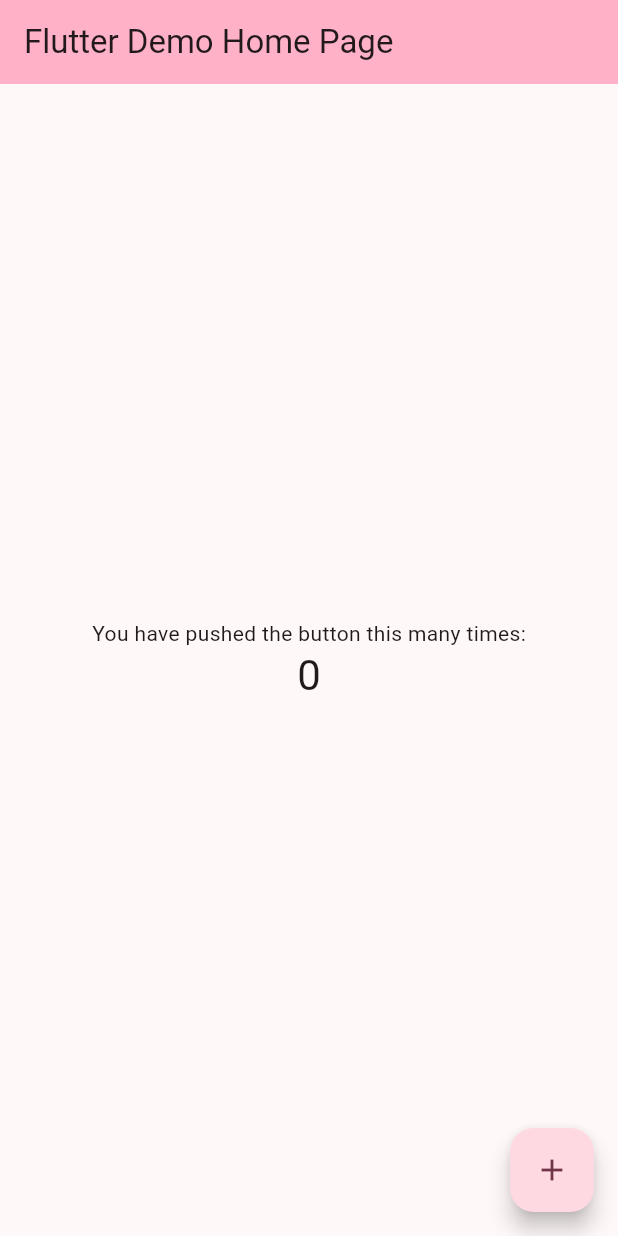
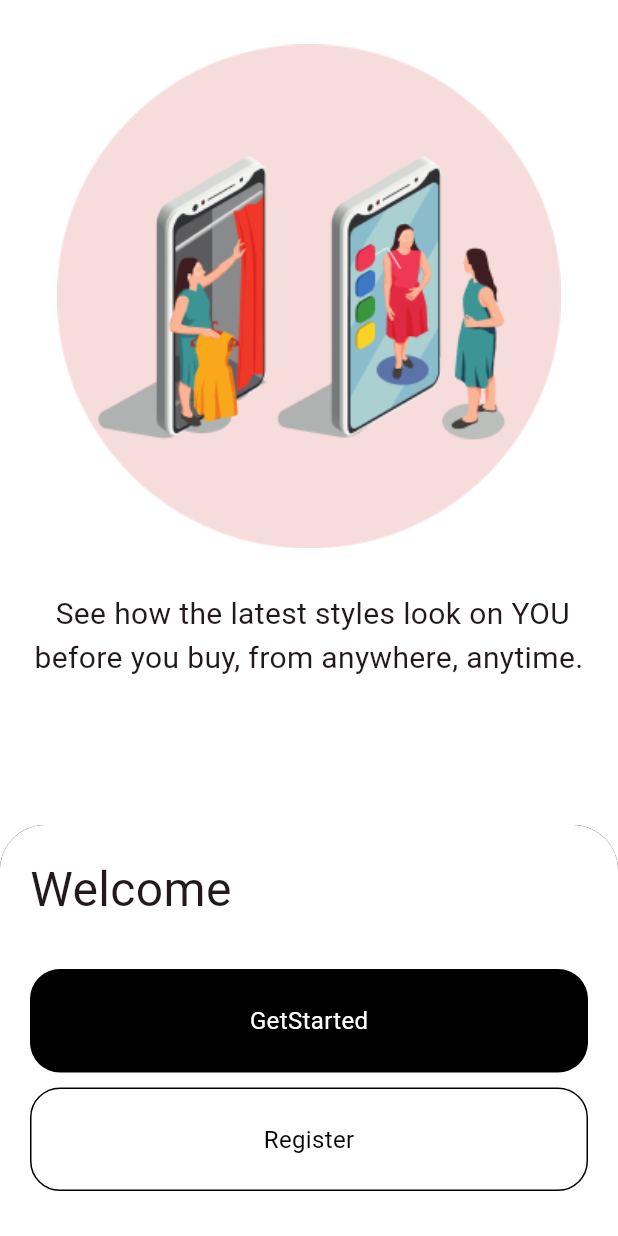
Before and after one commit to k-alaya9/fashion_app_front-end, a Flutter app: the screen it shows after launch, on a phone screen of 412 x 824 dp. Run offline on Flutter 3.47's test engine with Material 3 defaults, Android fonts, the light colour scheme and no system bars; our stand-ins replace get.

Commit message:
adding introduction screen

```diff
--- /dev/null
+++ b/lib/controller/introductionController.dart
@@ -0,0 +1,36 @@
+import 'dart:async';
+
+import 'package:flutter/material.dart';
+import 'package:get/get.dart';
+
+class IntroductionController extends GetxController{
+  // Variables
+  late PageController pageController;
+  RxInt pageIndex = 0.obs;
+  Timer? timer;
+
+  @override
+  void onInit() {
+    super.onInit();
+    pageController = PageController(initialPage: 0);
+     timer = Timer.periodic(const Duration(seconds: 5), (Timer timer) {
+      if (pageIndex < 3) {
+        pageIndex++;
+      } else {
+        pageIndex.value = 0;
+      }
+      pageController.animateToPage(
+        pageIndex.value,
+        duration: const Duration(milliseconds: 350),
+        curve: Curves.easeIn,
+      );
+    });
+  }
+
+  @override
+  void onClose() {
+    super.onClose();
+    timer!.cancel();
+    pageController.dispose();
+  }
+}
--- a/lib/main.dart
+++ b/lib/main.dart
@@ -1,4 +1,6 @@
+import 'package:fashionapp/view/introduction_screen.dart';
 import 'package:flutter/material.dart';
+import 'package:get/get.dart';
 
 void main() {
   runApp(const MyApp());
@@ -9,61 +11,14 @@ class MyApp extends StatelessWidget {
 
   @override
   Widget build(BuildContext context) {
-    return MaterialApp(
+    return GetMaterialApp(
+      debugShowCheckedModeBanner: false,
       title: 'Flutter Demo',
       theme: ThemeData(
         colorScheme: ColorScheme.fromSeed(seedColor: Colors.black),
         useMaterial3: true,
       ),
-      home: const MyHomePage(title: 'Flutter Demo Home Page'),
+      home: IntroductionScreen()
     );
   }
 }
-
-class MyHomePage extends StatefulWidget {
-  const MyHomePage({super.key, required this.title});
-
-  final String title;
-
-  @override
-  State<MyHomePage> createState() => _MyHomePageState();
-}
-
-class _MyHomePageState extends State<MyHomePage> {
-  int _counter = 0;
-
-  void _incrementCounter() {
-    setState(() {
-      _counter++;
-    });
-  }
-
-  @override
-  Widget build(BuildContext context) {
-    return Scaffold(
-      appBar: AppBar(
-        backgroundColor: Theme.of(context).colorScheme.inversePrimary,
-        title: Text(widget.title),
-      ),
-      body: Center(
-        child: Column(
-          mainAxisAlignment: MainAxisAlignment.center,
-          children: <Widget>[
-            const Text(
-              'You have pushed the button this many times:',
-            ),
-            Text(
-              '$_counter',
-              style: Theme.of(context).textTheme.headlineMedium,
-            ),
-          ],
-        ),
-      ),
-      floatingActionButton: FloatingActionButton(
-        onPressed: _incrementCounter,
-        tooltip: 'Increment',
-        child: const Icon(Icons.add),
-      ),
-    );
-  }
-}
--- /dev/null
+++ b/lib/model/introductionModel.dart
@@ -0,0 +1,8 @@
+class OnBoard {
+  final String image, description;
+
+  OnBoard({
+    required this.image,
+    required this.description,
+  });
+}
--- /dev/null
+++ b/lib/view/introduction_screen.dart
@@ -0,0 +1,133 @@
+import 'package:fashionapp/controller/introductionController.dart';
+import 'package:flutter/material.dart';
+import 'package:get/get.dart';
+
+import '../model/introductionModel.dart';
+import '../widgets/OnBoard.dart';
+
+class IntroductionScreen extends StatelessWidget {
+   IntroductionScreen({super.key});
+  final List<OnBoard> Data = [
+    OnBoard(
+      image: "assets/page1.png",
+      description: "Welcome to our Virtual Try-On App!",
+    ),
+    OnBoard(
+      image: "assets/page2.png",
+      description: " See how the latest styles look on YOU before you buy, from anywhere, anytime.",
+    ),
+    OnBoard(
+      image: "assets/page3.png",
+      description: " Discover your perfect fit and unleash your inner fashionista with confidence."
+
+    ),
+    OnBoard(
+      image: "assets/page4.png",
+      description: "Let's get started - fashion awaits!",
+    ),
+  ];
+
+  @override
+  Widget build(BuildContext context) {
+    IntroductionController controller= Get.put(IntroductionController());
+    return SafeArea(
+      child: Scaffold(
+        body: Container(
+          // padding: const EdgeInsets.symmetric(horizontal: 16,vertical: 5),
+          decoration: const BoxDecoration(color: Colors.white),
+          child: Stack(
+            children: [
+              Positioned(
+                left: 0,
+                top: 0,
+                right: 0,
+                child: Container(
+                  height: MediaQuery.of(context).size.height*0.55,
+                  child: PageView.builder(
+                    onPageChanged: (index) {
+                      controller.pageIndex.value = index;
+                    },
+                    itemCount: Data.length,
+                    controller: controller.pageController,
+                    itemBuilder: (context, index) => OnBoardContent(
+                      description: Data[index].description,
+                      image: Data[index].image,
+                    ),
+                  ),
+                ),
+              ),
+              Positioned(
+                bottom: 0,
+                right: 0,
+                left: 0,
+                child: Container(
+                  width: MediaQuery.of(context).size.width,
+                  padding:  const  EdgeInsets.symmetric(horizontal: 20,vertical: 20),
+                  decoration:  const BoxDecoration(
+                      color: Colors.white,
+                      borderRadius: BorderRadius.only(topLeft: Radius.circular(30),topRight: Radius.circular(30)),
+                    boxShadow: [
+                      BoxShadow(
+                        color: Colors.black
+                      )
+                    ]
+                  ),
+                  child: Column(
+                    mainAxisAlignment: MainAxisAlignment.start,
+                    crossAxisAlignment: CrossAxisAlignment.start,
+                    children: [
+                      const Text("Welcome",style: TextStyle(fontSize: 32),),
+                      const SizedBox(height: 30,),
+                      InkWell(
+                        onTap: (){
+                          // controller.finishIntro();
+                        },
+                        child: Container(
+                          width: MediaQuery.of(context).size.width,
+                          height: 69,
+                          decoration: BoxDecoration(
+                              color: Colors.black,
+                              borderRadius: BorderRadius.circular(20)
+                          ),
+                          child: const Center(
+                            child: Text("GetStarted",style:TextStyle(
+                                color:Colors.white,
+                                fontSize: 16
+                            ),),
+                          ),
+                        ),
+                      ),
+                      const SizedBox(height: 10,),
+                      InkWell(
+                        onTap: (){
+                          // controller.finishIntroGuest();
+                        },
+                        child: Container(
+                          width: MediaQuery.of(context).size.width,
+                          height: 69,
+                          decoration: BoxDecoration(
+                              color: Colors.white,
+                              borderRadius: BorderRadius.circular(20),
+                            border: Border.all(color: Colors.black)
+                          ),
+                          child: const Center(
+                            child: Text("Register",style:TextStyle(
+                                color:Colors.black,
+                                fontSize: 16
+                            ),),
+                          ),
+                        ),
+                      ),
+                      const SizedBox(height: 10,),
+                    ],
+
+                  ),
+                ),
+              ),
+            ],
+          ),
+        ),
+      ),
+    );
+  }
+}
--- /dev/null
+++ b/lib/widgets/OnBoard.dart
@@ -0,0 +1,28 @@
+import 'package:flutter/material.dart';
+
+class OnBoardContent extends StatelessWidget {
+
+  OnBoardContent({super.key,
+    required this.image,
+    required this.description,
+  });
+
+  String image;
+  String description;
+
+  @override
+  Widget build(BuildContext context) {
+    return Column(
+      children: [
+        const Spacer(),
+        Image.asset(image,height: 336,fit: BoxFit.fitHeight,),
+        const Spacer(),
+        Text(
+          description,
+          textAlign: TextAlign.center,
+          style:const TextStyle(fontSize: 20)
+        ),
+      ],
+    );
+  }
+}
--- a/pubspec.yaml
+++ b/pubspec.yaml
@@ -35,6 +35,7 @@ dependencies:
   # The following adds the Cupertino Icons font to your application.
   # Use with the CupertinoIcons class for iOS style icons.
   cupertino_icons: ^1.0.6
+  get: ^4.6.6
 
 dev_dependencies:
   flutter_test:
@@ -59,9 +60,8 @@ flutter:
   uses-material-design: true
 
   # To add assets to your application, add an assets section, like this:
-  # assets:
-  #   - images/a_dot_burr.jpeg
-  #   - images/a_dot_ham.jpeg
+  assets:
+     - assets/
 
   # An image asset can refer to one or more resolution-specific "variants", see
   # https://flutter.dev/assets-and-images/#resolution-aware
```
Also changed, not shown: assets/login.png (added), assets/page1.png (added), assets/page2.png (added), assets/page3.png (added), assets/page4.png (added), pubspec.lock.
